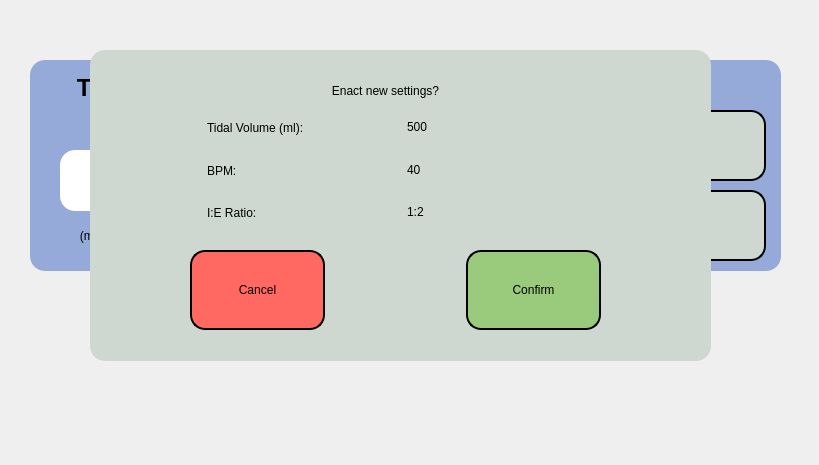
First picture: the form in software/control_system/gui/confirm_parameters.ui, repository VentCU/bbwtb, before the edit.
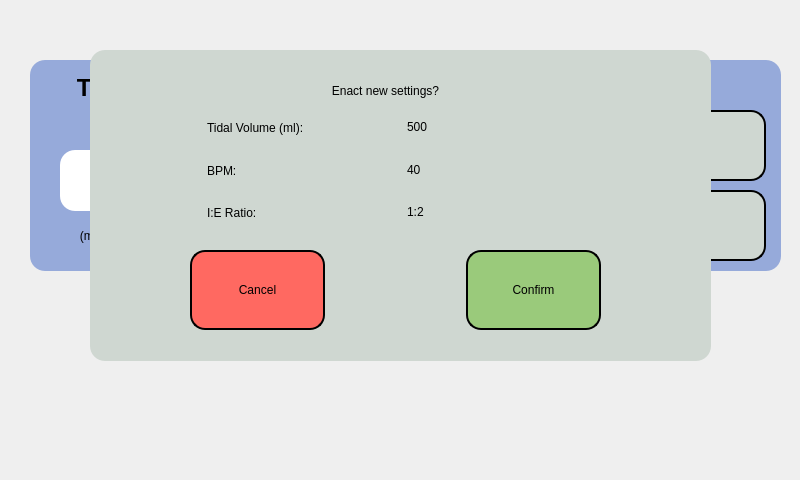
Second picture: the form after the edit. Icons and pictures are not drawn.

```diff
--- a/software/control_system/gui/confirm_parameters.ui
+++ b/software/control_system/gui/confirm_parameters.ui
@@ -9,10 +9,22 @@
    <rect>
     <x>0</x>
     <y>0</y>
-    <width>819</width>
-    <height>465</height>
+    <width>800</width>
+    <height>480</height>
    </rect>
   </property>
+  <property name="minimumSize">
+   <size>
+    <width>800</width>
+    <height>480</height>
+   </size>
+  </property>
+  <property name="maximumSize">
+   <size>
+    <width>800</width>
+    <height>480</height>
+   </size>
+  </property>
   <property name="windowTitle">
    <string>VentCU Mock UI</string>
   </property>
```
